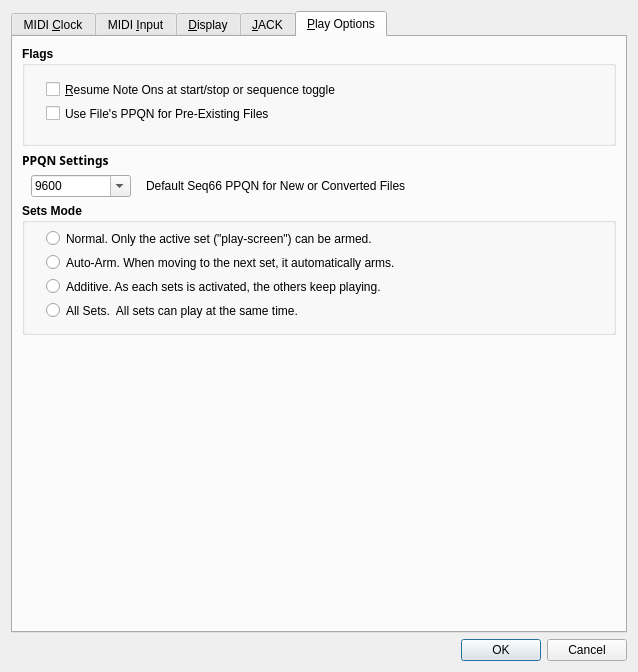
Old version of the form seq_qt5/forms/qseditoptions.ui in the repository ahlstromcj/seq66.
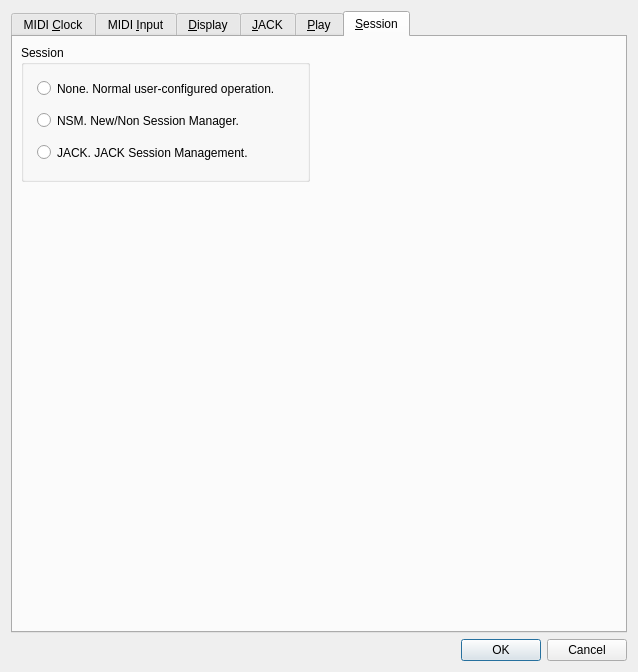
New version of the form.

Commit message: Making session usage configurable.

Patch:
```diff
--- a/seq_qt5/forms/qseditoptions.ui
+++ b/seq_qt5/forms/qseditoptions.ui
@@ -24,7 +24,7 @@
 once or twice. </string>
      </property>
      <property name="currentIndex">
-      <number>4</number>
+      <number>5</number>
      </property>
      <widget class="QWidget" name="tabMidiClock">
       <property name="toolTip">
@@ -987,7 +987,7 @@
        <string>Provides play options.  Minimal at present.</string>
       </property>
       <attribute name="title">
-       <string>&amp;Play Options</string>
+       <string>&amp;Play</string>
       </attribute>
       <layout class="QVBoxLayout" name="verticalLayout_3">
        <item>
@@ -1242,6 +1242,63 @@
        </item>
       </layout>
      </widget>
+     <widget class="QWidget" name="tabSession">
+      <attribute name="title">
+       <string>&amp;Session</string>
+      </attribute>
+      <widget class="QGroupBox" name="group_session">
+       <property name="geometry">
+        <rect>
+         <x>8</x>
+         <y>8</y>
+         <width>289</width>
+         <height>137</height>
+        </rect>
+       </property>
+       <property name="title">
+        <string>Session</string>
+       </property>
+       <widget class="QRadioButton" name="radio_session_none">
+        <property name="geometry">
+         <rect>
+          <x>16</x>
+          <y>32</y>
+          <width>257</width>
+          <height>23</height>
+         </rect>
+        </property>
+        <property name="text">
+         <string>None. Normal user-configured operation.</string>
+        </property>
+       </widget>
+       <widget class="QRadioButton" name="radio_session_nsm">
+        <property name="geometry">
+         <rect>
+          <x>16</x>
+          <y>64</y>
+          <width>257</width>
+          <height>23</height>
+         </rect>
+        </property>
+        <property name="text">
+         <string>NSM. New/Non Session Manager.</string>
+        </property>
+       </widget>
+       <widget class="QRadioButton" name="radio_session_jack">
+        <property name="geometry">
+         <rect>
+          <x>16</x>
+          <y>96</y>
+          <width>257</width>
+          <height>23</height>
+         </rect>
+        </property>
+        <property name="text">
+         <string>JACK. JACK Session Management.</string>
+        </property>
+       </widget>
+      </widget>
+     </widget>
     </widget>
    </item>
    <item>
```
The commit also changes 41 other files.
